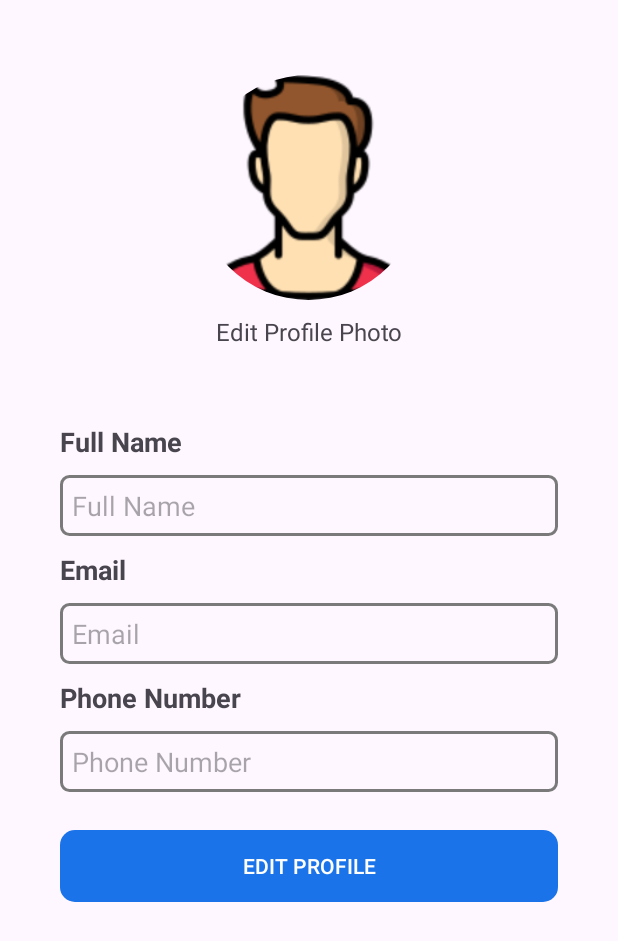
After one commit to Vahid-Soudagar/SnapGuard, an Android app: the ProfileFragment screen opened through its navigation route, on a phone screen of 412 x 824 dp. The commit adds this screen. Shown: the top 941 px of the screen. Run offline under Robolectric (Android 15) with nearby library versions, the phone set to English and light mode, and no system bars; our stand-ins replace CircleImageView, Firebase (no records; nobody signed in at launch, a user with empty details on screens opened directly); libraries missing offline, so code that uses them is left out: com.canhub.cropper.

Commit message:
updated the project

```diff
--- a/app/src/main/java/com/example/snapguard/ui/HomeFragment.kt
+++ b/app/src/main/java/com/example/snapguard/ui/HomeFragment.kt
@@ -80,6 +80,10 @@ class HomeFragment : Fragment() {
                 signOut()
                 return true
             }
+            R.id.profileFragment -> {
+                findNavController().navigate(R.id.action_homeFragment_to_profileFragment)
+                return true
+            }
             // Add other cases if you have more menu items
             else -> return super.onOptionsItemSelected(item)
         }
--- /dev/null
+++ b/app/src/main/java/com/example/snapguard/ui/ProfileFragment.kt
@@ -0,0 +1,258 @@
+package com.example.snapguard.ui
+
+import android.app.Activity
+import android.app.Activity.RESULT_OK
+import android.app.ProgressDialog
+import android.content.ContentResolver
+import android.content.Intent
+import android.graphics.Bitmap
+import android.graphics.Color
+import android.net.Uri
+import android.os.Bundle
+import android.provider.MediaStore
+import android.util.Log
+import androidx.fragment.app.Fragment
+import android.view.LayoutInflater
+import android.view.View
+import android.view.ViewGroup
+import android.widget.EditText
+import android.widget.Toast
+import androidx.core.content.ContextCompat
+import com.bumptech.glide.Glide
+import com.canhub.cropper.CropImage
+import com.example.snapguard.R
+import com.example.snapguard.databinding.FragmentProfileBinding
+import com.example.snapguard.models.User
+import com.google.firebase.Firebase
+import com.google.firebase.auth.FirebaseAuth
+import com.google.firebase.auth.FirebaseUser
+import com.google.firebase.auth.auth
+import com.google.firebase.database.DataSnapshot
+import com.google.firebase.database.DatabaseError
+import com.google.firebase.database.DatabaseReference
+import com.google.firebase.database.ValueEventListener
+import com.google.firebase.database.database
+import com.google.firebase.database.getValue
+import com.google.firebase.storage.FirebaseStorage
+import com.google.firebase.storage.StorageReference
+
+class ProfileFragment : Fragment() {
+
+    private lateinit var binding : FragmentProfileBinding
+    private lateinit var database : DatabaseReference
+    private lateinit var auth : FirebaseAuth
+    private lateinit var storageRef : StorageReference
+
+
+    var fileUri: Uri? = null
+    var isChanged : Boolean = false
+
+
+
+    override fun onCreateView(inflater: LayoutInflater, container: ViewGroup?, savedInstanceState: Bundle?, ): View? {
+        // Inflate the layout for this fragment
+        binding = FragmentProfileBinding.inflate(layoutInflater)
+        val view = binding.root
+        database = Firebase.database.reference
+        auth = Firebase.auth
+        storageRef = FirebaseStorage.getInstance().reference
+
+        setEditTextsEditable(false)
+
+        prefillData()
+
+
+        binding.fragmentProfileBtnEditProfile.setOnClickListener {
+            setEditTextsEditable(true)
+            binding.fragmentProfileBtnSubmit.visibility = View.VISIBLE
+            binding.fragmentProfileBtnEditProfile.visibility = View.GONE
+        }
+
+        binding.fragmentProfileBtnSubmit.setOnClickListener {
+            saveChanges()
+
+            // Disable editing of EditText fields after submitting changes
+            setEditTextsEditable(false)
+
+            // Show the Edit Profile button and hide the Submit Changes button
+            binding.fragmentProfileBtnEditProfile.visibility = View.VISIBLE
+            binding.fragmentProfileBtnSubmit.visibility = View.GONE
+
+            // Show a toast indicating that changes have been saved
+            Toast.makeText(context, "Changes saved successfully", Toast.LENGTH_SHORT).show()
+        }
+
+
+        binding.fragmentProfileEditProfileText.setOnClickListener {
+            val intent = Intent()
+            intent.type = "image/*"
+            intent.action = Intent.ACTION_GET_CONTENT
+            startActivityForResult(
+                Intent.createChooser(intent, "Choose Image to Upload"), 0
+            )
+
+        }
+
+        binding.fragmentProfileUploadProfileText.setOnClickListener {
+            if (fileUri != null) {
+                uploadImage()
+            } else {
+                Toast.makeText(requireContext(), "Please Select Image to Upload", Toast.LENGTH_LONG).show()
+            }
+        }
+
+        return view
+    }
+
+    override fun onActivityResult(requestCode: Int, resultCode: Int, data: Intent?) {
+        super.onActivityResult(requestCode, resultCode, data)
+        if (requestCode == 0 && resultCode == RESULT_OK && data != null && data.data != null) {
+            fileUri = data.data
+            try {
+                val bitmap: Bitmap = MediaStore.Images.Media.getBitmap(requireActivity().contentResolver, fileUri)
+                binding.fragmentProfileProfileImage.setImageBitmap(bitmap)
+                isChanged = true
+                updateButtonText()
+            } catch (e: Exception) {
+                Toast.makeText(requireContext(), "Error Loading image", Toast.LENGTH_LONG).show()
+            }
+        }
+    }
+
+    private fun uploadImage() {
+        if (fileUri != null) {
+            val progressDialog = ProgressDialog(requireContext())
+            progressDialog.setTitle("Uploading Image...")
+            progressDialog.setMessage("Processing...")
+            progressDialog.show()
+
+            val userProfileImageRef = storageRef.child("ProfilePhotos")
+                .child("${System.currentTimeMillis()}_profile.jpg")
+
+            userProfileImageRef.putFile(fileUri!!).addOnSuccessListener { taskSnapshot ->
+                progressDialog.dismiss()
+                userProfileImageRef.downloadUrl.addOnSuccessListener { uri ->
+                    saveImageUrlToDatabase(uri.toString())
+                    Toast.makeText(
+                        requireContext(),
+                        "File Uploaded Successfully",
+                        Toast.LENGTH_LONG
+                    ).show()
+                }.addOnFailureListener {
+                    Toast.makeText(requireContext(), "Error getting download URL", Toast.LENGTH_LONG).show()
+                }
+            }.addOnFailureListener{
+                progressDialog.dismiss()
+                Toast.makeText(requireContext(), "File Upload Failed...", Toast.LENGTH_LONG).show()
+            }
+        }
+    }
+
+    private fun prefillData() {
+        val currentUser = auth.currentUser
+        val userId = currentUser?.uid
+
+        // Check if the user is authenticated
+        if (userId != null) {
+            val progressDialog = ProgressDialog(requireContext())
+            progressDialog.setTitle("Getting your Profile")
+            progressDialog.setMessage("Please Wait")
+            progressDialog.show()
+            // Reference to the "Users" node in the database
+            val userRef = database.child("Users").child(userId)
+
+            // Add a ValueEventListener to fetch data
+            userRef.addValueEventListener(object : ValueEventListener {
+                override fun onDataChange(dataSnapshot: DataSnapshot) {
+                    // Check if the dataSnapshot exists and has value
+                    if (dataSnapshot.exists()) {
+                        // Retrieve user data
+                        val email = dataSnapshot.child("email").getValue(String::class.java)
+                        val name = dataSnapshot.child("name").getValue(String::class.java)
+                        val phoneNumber = dataSnapshot.child("phoneNumber").getValue(String::class.java)
+                        val profileImageUrl = dataSnapshot.child("profilePhotoUrl").getValue(String::class.java)
+
+                        binding.fragmentProfileEmailView.setText(email)
+                        binding.fragmentProfileNameView.setText(name)
+                        binding.fragmentProfilePhoneNumberView.setText(phoneNumber)
+
+                        if (!profileImageUrl.equals("")) {
+                            Glide.get(requireContext())
+                            Glide.with(requireContext())
+                                .load(profileImageUrl)
+                                .placeholder(R.drawable.person)
+                                .into(binding.fragmentProfileProfileImage)
+                        } else {
+                            binding.fragmentProfileProfileImage.setImageResource(R.drawable.person)
+                        }
+
+                    } else {
+                        Toast.makeText(context, "Snap shot not exist", Toast.LENGTH_LONG).show()
+                    }
+                    progressDialog.dismiss()
+                }
+
+                override fun onCancelled(databaseError: DatabaseError) {
+                    // Handle errors here
+                    Toast.makeText(context, "Error fetching data: ${databaseError.message}", Toast.LENGTH_LONG).show()
+                    progressDialog.dismiss()
+                }
+            })
+        }
+    }
+
+    private fun saveChanges() {
+        // Retrieve updated values from EditText fields
+        val updatedEmail = binding.fragmentProfileEmailView.text.toString()
+        val updatedName = binding.fragmentProfileNameView.text.toString()
+        val updatedPhoneNumber = binding.fragmentProfilePhoneNumberView.text.toString()
+
+        if (!updatedName.isNullOrEmpty() && !updatedEmail.isNullOrEmpty() || !updatedPhoneNumber.isNullOrEmpty()) {
+            // Save the updated values to the database
+            val currentUser = auth.currentUser
+            val userId = currentUser?.uid
+
+            if (userId != null) {
+                val userRef = database.child("Users").child(userId)
+                // Update the values in the database
+                userRef.child("email").setValue(updatedEmail)
+                userRef.child("name").setValue(updatedName)
+                userRef.child("phoneNumber").setValue(updatedPhoneNumber)
+
+            }
+        } else {
+            Toast.makeText(requireContext(), "Please Fill all the details", Toast.LENGTH_LONG).show()
+        }
+    }
+
+    private fun saveImageUrlToDatabase(imageUrl: String) {
+        val currentUser = auth.currentUser
+        val userId = currentUser?.uid
+
+        if (userId != null) {
+            val userRef = database.child("Users").child(userId)
+            // Update the profile image URL in the database
+            userRef.child("profilePhotoUrl").setValue(imageUrl)
+        }
+    }
+    private fun setEditTextsEditable(editable: Boolean) {
+        binding.fragmentProfileEmailView.isEnabled = editable
+        binding.fragmentProfileNameView.isEnabled = editable
+        binding.fragmentProfilePhoneNumberView.isEnabled = editable
+
+        val defaultTextColor = if (!editable) R.color.blue else R.color.grey  // Replace Color.BLACK with your actual default text color
+        binding.fragmentProfileEmailView.setTextColor(ContextCompat.getColor(requireContext(), defaultTextColor))
+        binding.fragmentProfileNameView.setTextColor(ContextCompat.getColor(requireContext(), defaultTextColor))
+        binding.fragmentProfilePhoneNumberView.setTextColor(ContextCompat.getColor(requireContext(), defaultTextColor))
+
+    }
+
+    private fun updateButtonText() {
+        if (fileUri != null && isChanged) {
+            binding.fragmentProfileEditProfileText.visibility = View.GONE
+            binding.fragmentProfileUploadProfileText.visibility = View.VISIBLE
+        }
+    }
+
+
+}
--- a/app/src/main/java/com/example/snapguard/utils/Validator.kt
+++ b/app/src/main/java/com/example/snapguard/utils/Validator.kt
@@ -1,6 +1,7 @@
 package com.example.snapguard.utils
 
 import android.util.Patterns
+import android.widget.EditText
 import com.google.android.material.textfield.TextInputEditText
 import com.google.android.material.textfield.TextInputLayout
 
@@ -96,5 +97,10 @@ class Validator {
             confirmPasswordLayout.error = null
             return true
         }
+
+        fun editTextValidator (editText: EditText) : Boolean {
+            val data = editText.text.toString()
+            return !data.isNullOrEmpty()
+        }
     }
 }
--- /dev/null
+++ b/app/src/main/res/drawable/ic_edit.xml
@@ -0,0 +1,5 @@
+<vector android:height="24dp" android:tint="#FFFFFF"
+    android:viewportHeight="24" android:viewportWidth="24"
+    android:width="24dp" xmlns:android="http://schemas.android.com/apk/res/android">
+    <path android:fillColor="@android:color/white" android:pathData="M3,17.25V21h3.75L17.81,9.94l-3.75,-3.75L3,17.25zM20.71,7.04c0.39,-0.39 0.39,-1.02 0,-1.41l-2.34,-2.34c-0.39,-0.39 -1.02,-0.39 -1.41,0l-1.83,1.83 3.75,3.75 1.83,-1.83z"/>
+</vector>
--- /dev/null
+++ b/app/src/main/res/drawable/ic_save.xml
@@ -0,0 +1,5 @@
+<vector android:height="24dp" android:tint="#FFFFFF"
+    android:viewportHeight="24" android:viewportWidth="24"
+    android:width="24dp" xmlns:android="http://schemas.android.com/apk/res/android">
+    <path android:fillColor="@android:color/white" android:pathData="M9,16.17L4.83,12l-1.42,1.41L9,19 21,7l-1.41,-1.41z"/>
+</vector>
--- /dev/null
+++ b/app/src/main/res/layout/fragment_profile.xml
@@ -0,0 +1,169 @@
+<?xml version="1.0" encoding="utf-8"?>
+<RelativeLayout xmlns:android="http://schemas.android.com/apk/res/android"
+    xmlns:tools="http://schemas.android.com/tools"
+    android:layout_width="match_parent"
+    android:layout_height="match_parent"
+    tools:context=".ui.ProfileFragment">
+
+
+    <de.hdodenhof.circleimageview.CircleImageView
+        android:layout_width="150dp"
+        android:layout_height="150dp"
+        android:id="@+id/fragment_profile_profile_image"
+        android:layout_centerHorizontal="true"
+        android:layout_marginTop="50dp"
+        android:src="@drawable/person"/>
+
+
+    <LinearLayout
+        android:id="@+id/fragment_profile_lin_0"
+        android:layout_width="match_parent"
+        android:layout_height="wrap_content"
+        android:orientation="vertical"
+        android:layout_below="@id/fragment_profile_profile_image">
+
+        <TextView
+            android:id="@+id/fragment_profile_edit_profile_text"
+            android:layout_width="match_parent"
+            android:layout_height="wrap_content"
+            android:layout_marginStart="40dp"
+            android:layout_marginEnd="40dp"
+            android:layout_marginTop="10dp"
+            android:text="@string/edit_profile_photo"
+            android:textSize="16sp"
+            android:textAlignment="center" />
+
+        <TextView
+            android:id="@+id/fragment_profile_upload_profile_text"
+            android:layout_width="match_parent"
+            android:layout_height="wrap_content"
+            android:layout_marginStart="40dp"
+            android:layout_marginEnd="40dp"
+            android:layout_marginTop="10dp"
+            android:text="@string/upload_image"
+            android:textSize="16sp"
+            android:textAlignment="center"
+            android:visibility="gone"/>
+
+    </LinearLayout>
+
+    <LinearLayout
+        android:id="@+id/fragment_profile_lin_1"
+        android:layout_width="match_parent"
+        android:layout_height="wrap_content"
+        android:orientation="vertical"
+        android:layout_margin="40dp"
+        android:layout_below="@id/fragment_profile_lin_0">
+
+        <LinearLayout
+            android:id="@+id/fragment_profile_lin_2"
+            android:layout_width="match_parent"
+            android:layout_height="wrap_content"
+            android:orientation="vertical">
+
+            <TextView
+                android:id="@+id/fragment_profile_name_txt"
+                android:layout_width="match_parent"
+                android:layout_height="wrap_content"
+                android:textStyle="bold"
+                android:textSize="18sp"
+                android:text="@string/full_name"
+                style="@style/TextAppearance.AppCompat.Medium"
+                android:paddingTop="10dp"
+                android:paddingBottom="10dp" />
+
+            <EditText
+                android:layout_width="match_parent"
+                android:layout_height="wrap_content"
+                android:id="@+id/fragment_profile_name_view"
+                android:background="@drawable/drawable_background_input_field"
+                android:maxLines="1"
+                android:lineSpacingMultiplier="1.8"
+                android:padding="8dp"
+                android:hint="@string/full_name"/>
+
+        </LinearLayout>
+
+        <LinearLayout
+            android:id="@+id/fragment_profile_lin_3"
+            android:layout_width="match_parent"
+            android:layout_height="wrap_content"
+            android:orientation="vertical">
+
+            <TextView
+                android:id="@+id/fragment_profile_email_text"
+                android:layout_width="match_parent"
+                android:layout_height="wrap_content"
+                android:textStyle="bold"
+                android:textSize="18sp"
+                android:text="@string/email_"
+                style="@style/TextAppearance.AppCompat.Medium"
+                android:paddingTop="10dp"
+                android:paddingBottom="10dp"
+                />
+
+            <EditText
+                android:layout_width="match_parent"
+                android:layout_height="wrap_content"
+                android:id="@+id/fragment_profile_email_view"
+                android:background="@drawable/drawable_background_input_field"
+                android:maxLines="1"
+                android:lineSpacingMultiplier="1.8"
+                android:padding="8dp"
+                android:hint="@string/email_"/>
+
+        </LinearLayout>
+
+        <LinearLayout
+            android:id="@+id/fragment_profile_lin_4"
+            android:layout_width="match_parent"
+            android:layout_height="wrap_content"
+            android:orientation="vertical">
+
+            <TextView
+                android:id="@+id/fragment_profile_phone_number_text"
+                android:layout_width="match_parent"
+                android:layout_height="wrap_content"
+                android:textStyle="bold"
+                android:textSize="18sp"
+                android:text="@string/phone_number"
+                style="@style/TextAppearance.AppCompat.Medium"
+                android:paddingTop="10dp"
+                android:paddingBottom="10dp"
+                />
+
+            <EditText
+                android:layout_width="match_parent"
+                android:layout_height="wrap_content"
+                android:id="@+id/fragment_profile_phone_number_view"
+                android:background="@drawable/drawable_background_input_field"
+                android:maxLines="1"
+                android:lineSpacingMultiplier="1.8"
+                android:padding="8dp"
+                android:hint="@string/phone_number"/>
+
+        </LinearLayout>
+
+        <Button
+            android:layout_width="match_parent"
+            android:layout_height="wrap_content"
+            android:text="@string/edit_profile"
+            android:id="@+id/fragment_profile_btn_edit_profile"
+            android:textAllCaps="true"
+            android:layout_marginTop="25dp"
+            android:background="@drawable/drawable_background_button_blue_fill"
+            android:textColor="@color/white"/>
+
+        <Button
+            android:id="@+id/fragment_profile_btn_submit"
+            android:layout_width="match_parent"
+            android:layout_height="wrap_content"
+            android:text="@string/save_changes"
+            android:textAllCaps="true"
+            android:layout_marginTop="25dp"
+            android:visibility="gone"
+            android:background="@drawable/drawable_background_button_blue_fill"
+            android:textColor="@color/white"/>
+    </LinearLayout>
+
+</RelativeLayout>
--- a/app/src/main/res/menu/options_menu.xml
+++ b/app/src/main/res/menu/options_menu.xml
@@ -1,9 +1,12 @@
 <?xml version="1.0" encoding="utf-8"?>
 <menu xmlns:android="http://schemas.android.com/apk/res/android">
+
+    <item
+        android:title="@string/profile"
+        android:id="@+id/profileFragment"/>
 
     <item
         android:title="@string/log_out"
         android:id="@+id/options_menu_logout"/>
 
-
 </menu>
--- a/app/src/main/res/navigation/nav_graph.xml
+++ b/app/src/main/res/navigation/nav_graph.xml
@@ -43,6 +43,9 @@
         <action
             android:id="@+id/action_homeFragment_to_registerFragment"
             app:destination="@id/registerFragment" />
+        <action
+            android:id="@+id/action_homeFragment_to_profileFragment"
+            app:destination="@id/profileFragment" />
     </fragment>
     <fragment
         android:id="@+id/forgetPasswordFragment"
@@ -53,4 +56,9 @@
             android:id="@+id/action_forgetPasswordFragment_to_loginFragment"
             app:destination="@id/loginFragment" />
     </fragment>
+    <fragment
+        android:id="@+id/profileFragment"
+        android:name="com.example.snapguard.ui.ProfileFragment"
+        android:label="fragment_profile"
+        tools:layout="@layout/fragment_profile" />
 </navigation>
--- a/app/src/main/res/values-night/themes.xml
+++ b/app/src/main/res/values-night/themes.xml
@@ -3,5 +3,6 @@
     <style name="Base.Theme.SnapGuard" parent="Theme.Material3.DayNight.NoActionBar">
         <item name="colorPrimary">@color/blue</item>
         <item name="colorPrimaryDark">@color/dark_blue</item>
+        <item name="android:textColor">@color/white</item>
     </style>
 </resources>
--- a/app/src/main/res/values/strings.xml
+++ b/app/src/main/res/values/strings.xml
@@ -21,4 +21,11 @@
     <string name="send_email">Send Email</string>
     <string name="log_out">Log out</string>
     <string name="profile">Profile</string>
+    <string name="full_name">Full Name</string>
+    <string name="email_">Email</string>
+    <string name="phone_number">Phone Number</string>
+    <string name="save_changes">Save Changes</string>
+    <string name="edit_profile_photo">Edit Profile Photo</string>
+    <string name="edit_profile">Edit Profile</string>
+    <string name="upload_image">Upload Image</string>
 </resources>
--- a/settings.gradle.kts
+++ b/settings.gradle.kts
@@ -3,6 +3,7 @@ pluginManagement {
         google()
         mavenCentral()
         gradlePluginPortal()
+        mavenCentral()
     }
 }
 dependencyResolutionManagement {
@@ -10,6 +11,7 @@ dependencyResolutionManagement {
     repositories {
         google()
         mavenCentral()
+        maven { url = uri("https://jitpack.io") }
     }
 }
 
```
Also changed, not shown: app/build.gradle.kts (+17 -1 lines), app/src/main/AndroidManifest.xml (+9 -0 lines), app/src/main/java/com/example/snapguard/models/User.kt (added, +12 -0 lines), app/src/main/java/com/example/snapguard/ui/RegisterFragment.kt (+14 -4 lines), app/src/main/res/drawable/person.png (added).
